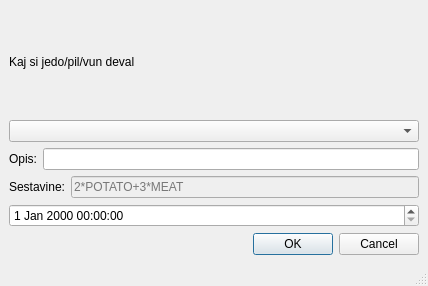
Above: gui_input.ui from buma/eatToday before the change. Below: the same form after it.
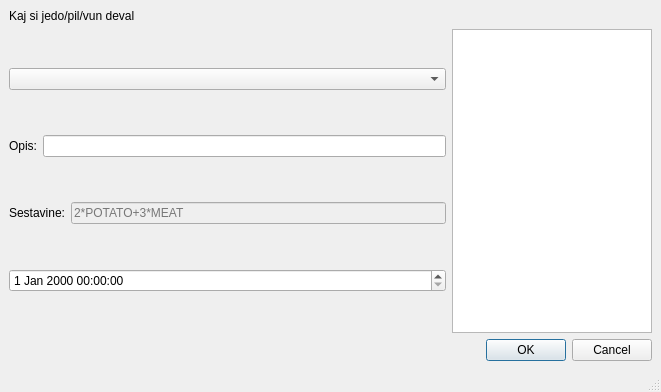
That is the form after the change.

Commit message: All keys are shown now

Diff of the .ui file:
```diff
--- a/gui_input.ui
+++ b/gui_input.ui
@@ -6,15 +6,15 @@
    <rect>
     <x>0</x>
     <y>0</y>
-    <width>428</width>
-    <height>286</height>
+    <width>661</width>
+    <height>392</height>
    </rect>
   </property>
   <property name="windowTitle">
    <string>MainWindow</string>
   </property>
   <widget class="QWidget" name="centralwidget">
-   <layout class="QVBoxLayout" name="verticalLayout">
+   <layout class="QVBoxLayout" name="verticalLayout_2">
     <item>
      <widget class="QLabel" name="label">
       <property name="text">
@@ -23,6 +23,10 @@
      </widget>
     </item>
     <item>
+     <layout class="QHBoxLayout" name="horizontalLayout_3">
+      <item>
+       <layout class="QVBoxLayout" name="verticalLayout">
+        <item>
      <widget class="QComboBox" name="cb_type"/>
     </item>
     <item>
@@ -70,6 +74,23 @@
     <item>
      <widget class="QDateTimeEdit" name="d_edit"/>
     </item>
+       </layout>
+      </item>
+      <item>
+       <widget class="QListView" name="lv_keys">
+        <property name="maximumSize">
+         <size>
+          <width>200</width>
+          <height>16777215</height>
+         </size>
+        </property>
+        <property name="editTriggers">
+         <set>QAbstractItemView::NoEditTriggers</set>
+        </property>
+       </widget>
+      </item>
+     </layout>
+    </item>
     <item>
      <widget class="QDialogButtonBox" name="buttonBox">
       <property name="orientation">
```
Left out of the diff: 2 changed lines with no effect on the pictures. Lines whose indentation alone changed are shown as unchanged. The commit also changes 1 other file.
